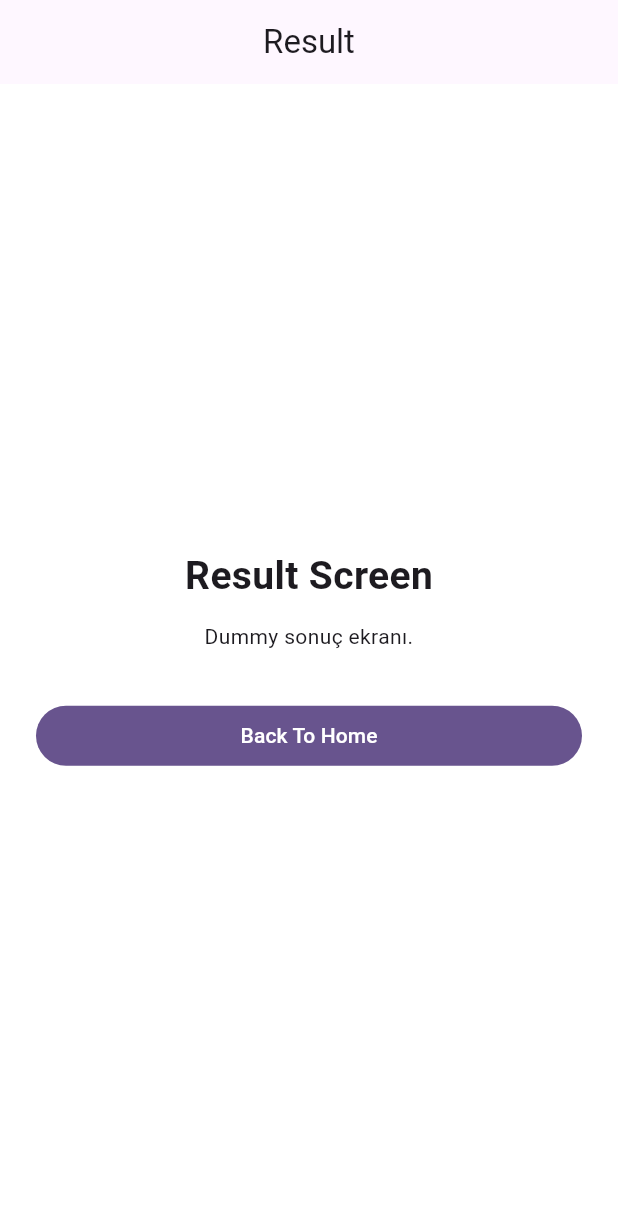
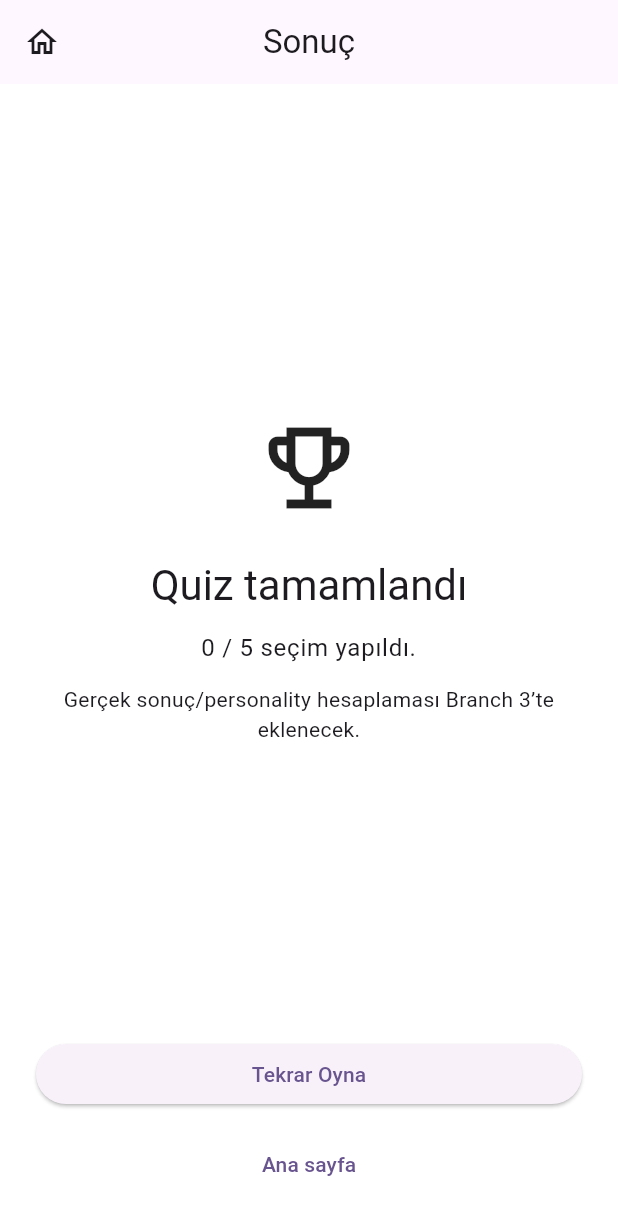
Before and after one commit to OFCode-dev/wouldyouratherapp, a Flutter app: the ResultScreen screen opened by its route, on a phone screen of 412 x 824 dp. Shown: the top 1215 px of the screen. Run offline on Flutter 3.47's test engine with Material 3 defaults, Android fonts, the phone set to English and light mode, and no system bars; our stand-ins replace flutter_riverpod, go_router.

Commit message:
connect quiz flow screens

```diff
--- a/lib/features/result/result_screen.dart
+++ b/lib/features/result/result_screen.dart
@@ -1,42 +1,63 @@
 import 'package:flutter/material.dart';
+import 'package:flutter_riverpod/flutter_riverpod.dart';
 import 'package:go_router/go_router.dart';
 
-import '../../app/router.dart';
+import '../quiz/providers/quiz_controller.dart';
 
-class ResultScreen extends StatelessWidget {
+class ResultScreen extends ConsumerWidget {
   const ResultScreen({super.key});
 
   @override
-  Widget build(BuildContext context) {
+  Widget build(BuildContext context, WidgetRef ref) {
+    final quizState = ref.watch(quizControllerProvider);
+    final quizController = ref.read(quizControllerProvider.notifier);
+
     return Scaffold(
       appBar: AppBar(
-        title: const Text('Result'),
+        title: const Text('Sonuç'),
+        leading: IconButton(
+          icon: const Icon(Icons.home_outlined),
+          onPressed: () => context.go('/'),
+        ),
       ),
-      body: Padding(
-        padding: const EdgeInsets.all(24),
-        child: Center(
+      body: SafeArea(
+        child: Padding(
+          padding: const EdgeInsets.all(24),
           child: Column(
-            mainAxisSize: MainAxisSize.min,
+            crossAxisAlignment: CrossAxisAlignment.stretch,
             children: [
-              const Text(
-                'Result Screen',
-                style: TextStyle(
-                  fontSize: 26,
-                  fontWeight: FontWeight.bold,
-                ),
+              const Spacer(),
+              const Icon(Icons.emoji_events_outlined, size: 72),
+              const SizedBox(height: 24),
+              Text(
+                'Quiz tamamlandı',
+                style: Theme.of(context).textTheme.headlineMedium,
+                textAlign: TextAlign.center,
               ),
               const SizedBox(height: 12),
-              const Text(
-                'Dummy sonuç ekranı.',
+              Text(
+                '${quizState.answeredCount} / ${quizState.totalQuestions} seçim yapıldı.',
+                style: Theme.of(context).textTheme.bodyLarge,
                 textAlign: TextAlign.center,
               ),
-              const SizedBox(height: 32),
-              SizedBox(
-                width: double.infinity,
-                child: FilledButton(
-                  onPressed: () => context.go(AppRoutes.home),
-                  child: const Text('Back To Home'),
-                ),
+              const SizedBox(height: 12),
+              Text(
+                'Gerçek sonuç/personality hesaplaması Branch 3’te eklenecek.',
+                style: Theme.of(context).textTheme.bodyMedium,
+                textAlign: TextAlign.center,
+              ),
+              const Spacer(),
+              ElevatedButton(
+                onPressed: () {
+                  quizController.reset();
+                  context.go('/quiz');
+                },
+                child: const Text('Tekrar Oyna'),
+              ),
+              const SizedBox(height: 12),
+              TextButton(
+                onPressed: () => context.go('/'),
+                child: const Text('Ana sayfa'),
               ),
             ],
           ),
```
Also changed, not shown: lib/features/home/home_screen.dart (+26 -28 lines), lib/features/quiz/quiz_screen.dart (+94 -29 lines).
